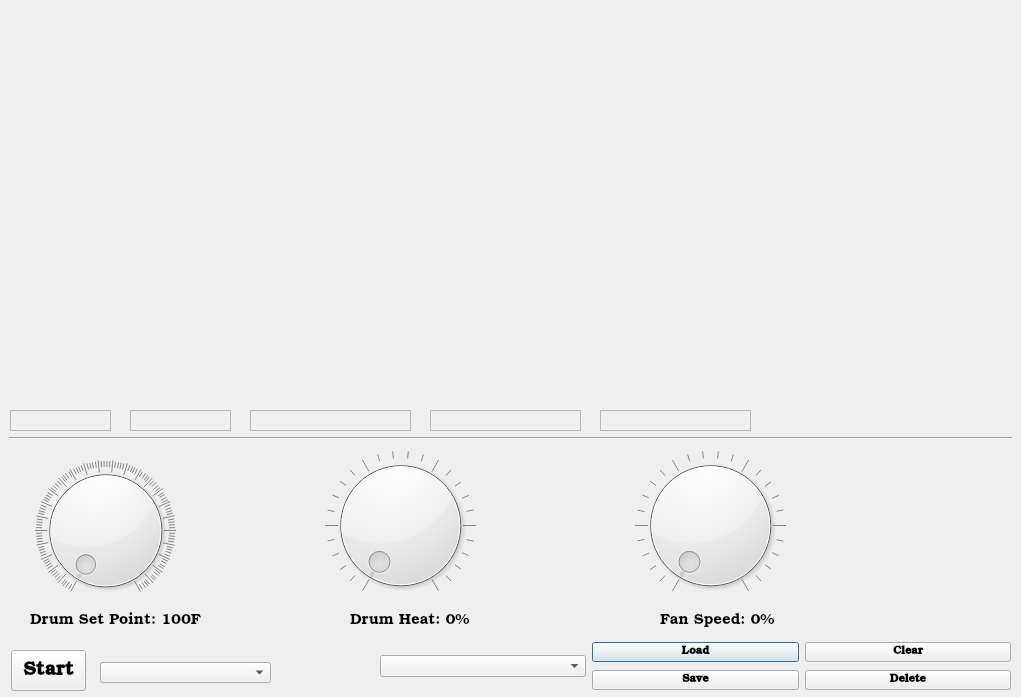
The window that controlroomdialog.ui (barbosaMatheus/USR_Coffee_Profiles) describes before a commit, drawn with Qt 5.
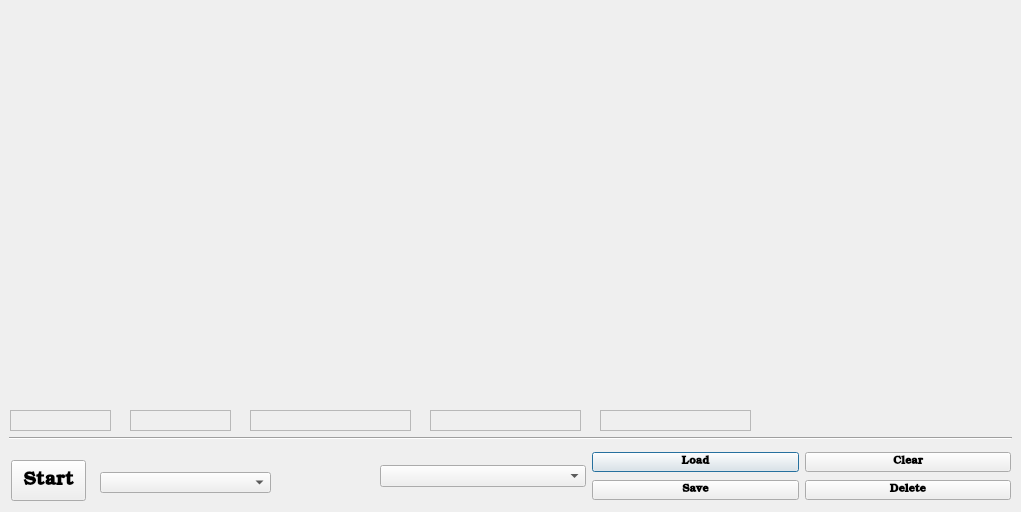
The same window after the commit.

Commit message: Readded the ability to pick up fan speed and heater status over serial. This is not reflected on dial widgets (as before) but is used in the background to have full control information for a profile.

What changed in the file:
```diff
--- a/controlroomdialog.ui
+++ b/controlroomdialog.ui
@@ -7,7 +7,7 @@
     <x>0</x>
     <y>0</y>
     <width>1021</width>
-    <height>697</height>
+    <height>512</height>
    </rect>
   </property>
   <property name="windowTitle">
@@ -36,111 +36,6 @@
     </rect>
    </property>
   </widget>
-  <widget class="QLabel" name="dsp_label">
-   <property name="geometry">
-    <rect>
-     <x>30</x>
-     <y>610</y>
-     <width>171</width>
-     <height>21</height>
-    </rect>
-   </property>
-   <property name="font">
-    <font>
-     <family>Bookman Old Style</family>
-     <pointsize>11</pointsize>
-    </font>
-   </property>
-   <property name="text">
-    <string>Drum Set Point: 100F</string>
-   </property>
-  </widget>
-  <widget class="QLabel" name="dh_label">
-   <property name="geometry">
-    <rect>
-     <x>350</x>
-     <y>610</y>
-     <width>131</width>
-     <height>21</height>
-    </rect>
-   </property>
-   <property name="font">
-    <font>
-     <family>Bookman Old Style</family>
-     <pointsize>11</pointsize>
-    </font>
-   </property>
-   <property name="text">
-    <string>Drum Heat: 0%</string>
-   </property>
-  </widget>
-  <widget class="QLabel" name="fs_label">
-   <property name="geometry">
-    <rect>
-     <x>660</x>
-     <y>610</y>
-     <width>131</width>
-     <height>21</height>
-    </rect>
-   </property>
-   <property name="font">
-    <font>
-     <family>Bookman Old Style</family>
-     <pointsize>11</pointsize>
-    </font>
-   </property>
-   <property name="text">
-    <string>Fan Speed: 0%</string>
-   </property>
-  </widget>
-  <widget class="QDial" name="dh_dial">
-   <property name="geometry">
-    <rect>
-     <x>320</x>
-     <y>450</y>
-     <width>161</width>
-     <height>151</height>
-    </rect>
-   </property>
-   <property name="maximum">
-    <number>99</number>
-   </property>
-   <property name="notchesVisible">
-    <bool>true</bool>
-   </property>
-  </widget>
-  <widget class="QDial" name="dsp_dial">
-   <property name="geometry">
-    <rect>
-     <x>30</x>
-     <y>460</y>
-     <width>151</width>
-     <height>141</height>
-    </rect>
-   </property>
-   <property name="minimum">
-    <number>100</number>
-   </property>
-   <property name="maximum">
-    <number>600</number>
-   </property>
-   <property name="notchesVisible">
-    <bool>true</bool>
-   </property>
-  </widget>
-  <widget class="QDial" name="fs_dial">
-   <property name="geometry">
-    <rect>
-     <x>630</x>
-     <y>450</y>
-     <width>161</width>
-     <height>151</height>
-    </rect>
-   </property>
-   <property name="notchesVisible">
-    <bool>true</bool>
-   </property>
-  </widget>
   <widget class="QLabel" name="x_pos">
    <property name="geometry">
     <rect>
@@ -300,7 +195,7 @@
    <property name="geometry">
     <rect>
      <x>380</x>
-     <y>640</y>
+     <y>450</y>
      <width>631</width>
      <height>54</height>
     </rect>
@@ -382,7 +277,7 @@
    <property name="geometry">
     <rect>
      <x>100</x>
-     <y>662</y>
+     <y>472</y>
      <width>171</width>
      <height>21</height>
     </rect>
@@ -398,7 +293,7 @@
    <property name="geometry">
     <rect>
      <x>11</x>
-     <y>650</y>
+     <y>460</y>
      <width>75</width>
      <height>41</height>
     </rect>
```
The commit also changes 29 other files.
